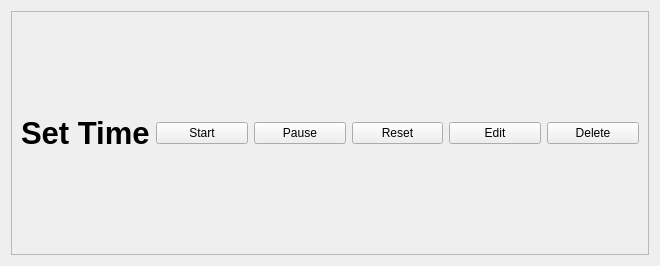
Above: timerwidget.ui from MikeParadox/study_timer before the change. Below: the same form after it.
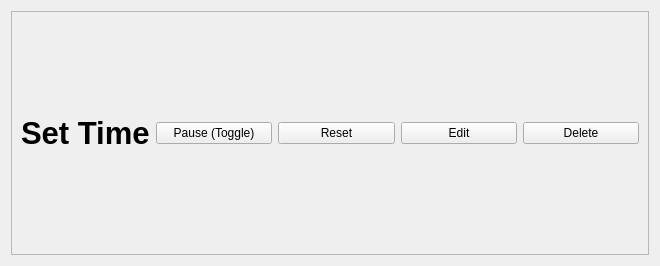
That is the form after the change.

Commit message: Initial buttons implementation

The edit to the form file:
```diff
--- a/timerwidget.ui
+++ b/timerwidget.ui
@@ -37,17 +37,10 @@
         </property>
        </widget>
       </item>
-      <item>
-       <widget class="QPushButton" name="startButton">
-        <property name="text">
-         <string>Start</string>
-        </property>
-       </widget>
-      </item>
       <item>
        <widget class="QPushButton" name="pauseButton">
         <property name="text">
-         <string>Pause</string>
+         <string>Pause (Toggle)</string>
         </property>
        </widget>
       </item>
```
The commit also changes 4 other files.
